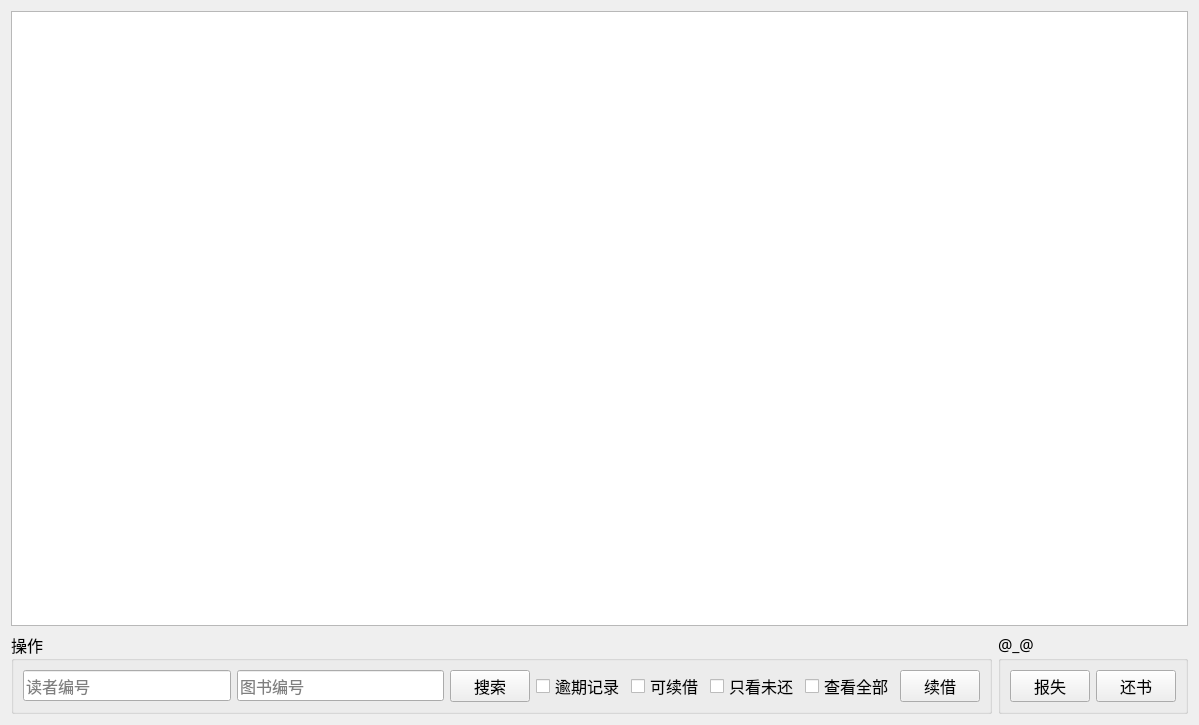
Old version of the form UI/BorrowInfoWidget.ui in the repository zy98/LibraryManagement.
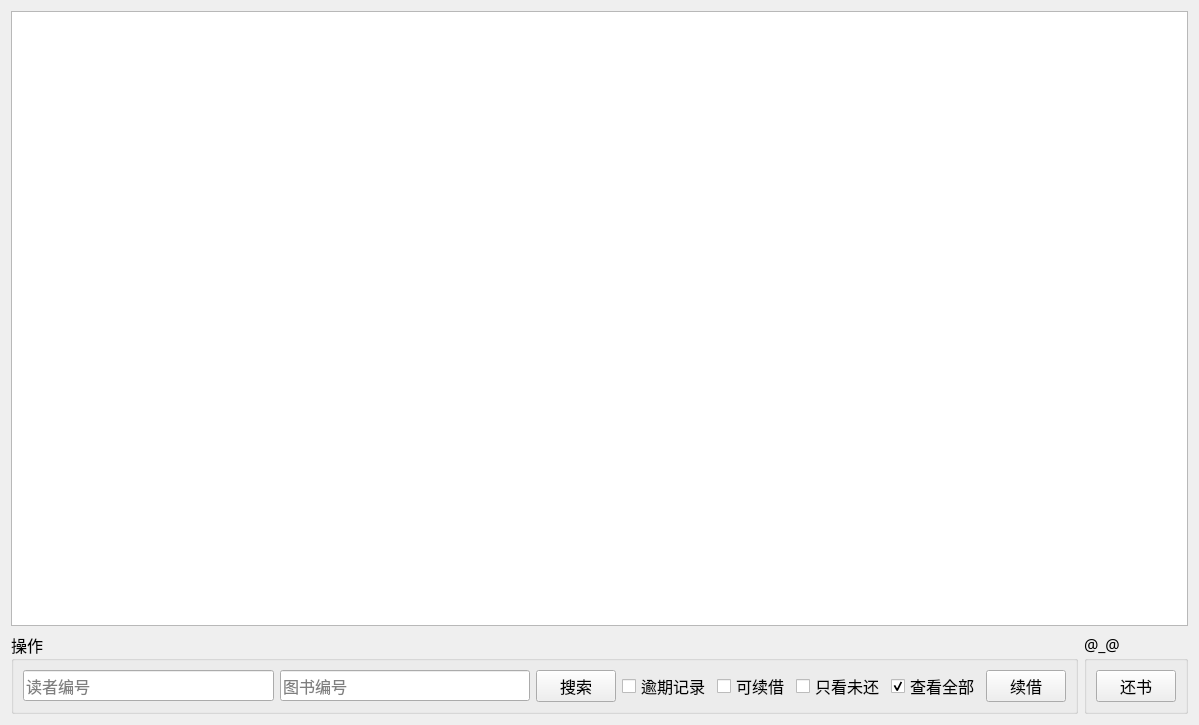
New version of the form.

What changed in the file:
```diff
--- a/UI/BorrowInfoWidget.ui
+++ b/UI/BorrowInfoWidget.ui
@@ -53,6 +53,9 @@
           <property name="text">
            <string>查看全部</string>
           </property>
+          <property name="checked">
+           <bool>true</bool>
+          </property>
          </widget>
         </item>
         <item row="0" column="2">
@@ -106,13 +109,6 @@
           </property>
          </widget>
         </item>
-        <item row="0" column="0">
-         <widget class="QPushButton" name="btn_lostBook">
-          <property name="text">
-           <string>报失</string>
-          </property>
-         </widget>
-        </item>
        </layout>
       </widget>
      </item>
```
Left out of the diff: 10 changed lines with no effect on the pictures.
